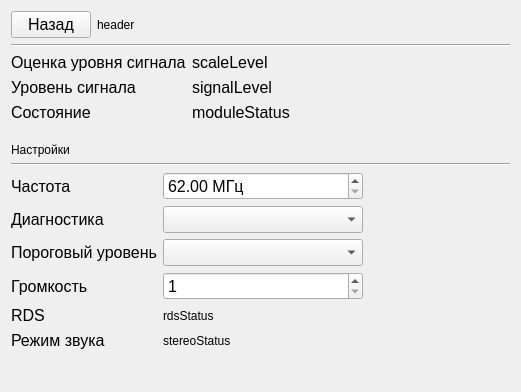
Before: the Qt Designer form src/DM500FMView.ui in yuferovalex/MDM500M, drawn with Qt 5.
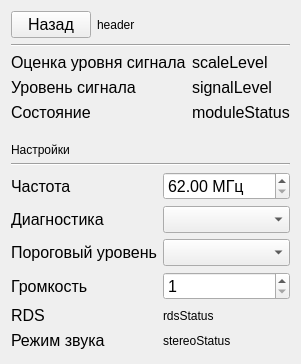
After: the same form once the commit is applied.

What changed in the file:
```diff
--- a/src/DM500FMView.ui
+++ b/src/DM500FMView.ui
@@ -6,8 +6,8 @@
    <rect>
     <x>0</x>
     <y>0</y>
-    <width>521</width>
-    <height>392</height>
+    <width>294</width>
+    <height>364</height>
    </rect>
   </property>
   <property name="windowTitle">
@@ -158,6 +158,9 @@
    </item>
    <item>
     <layout class="QFormLayout" name="formLayout_4">
+     <property name="fieldGrowthPolicy">
+      <enum>QFormLayout::AllNonFixedFieldsGrow</enum>
+     </property>
      <item row="0" column="0">
       <widget class="QLabel" name="label_7">
        <property name="font">
```
Left out of the diff: 38 changed lines with no effect on the pictures.
